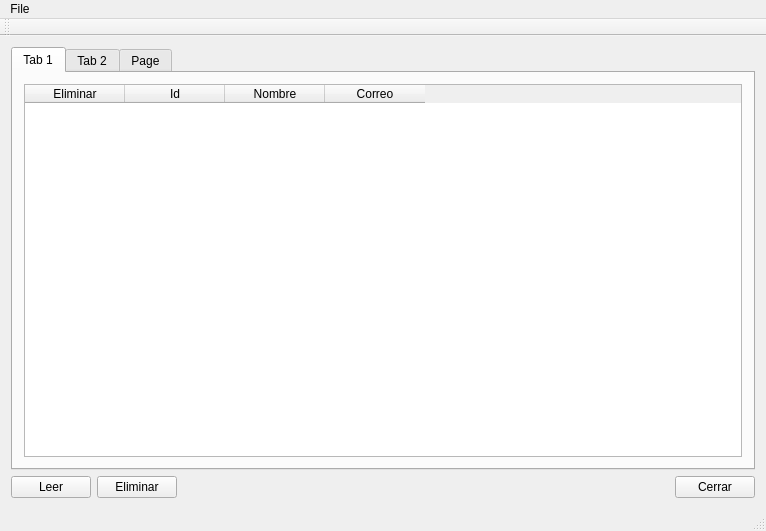
Qt form mainwindow.ui (MatamorosF3/RecordsFiles) before a commit.
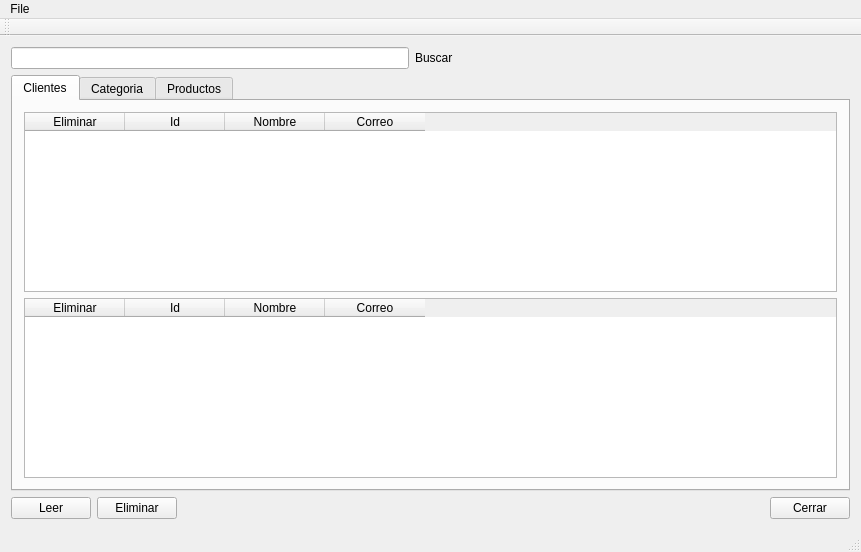
The same form after that commit. The open tabs and pages were chosen to show the change.

Patch:
```diff
--- a/mainwindow.ui
+++ b/mainwindow.ui
@@ -6,16 +6,43 @@
    <rect>
     <x>0</x>
     <y>0</y>
-    <width>766</width>
-    <height>531</height>
+    <width>861</width>
+    <height>552</height>
    </rect>
   </property>
   <property name="windowTitle">
    <string>MainWindow</string>
   </property>
   <widget class="QWidget" name="centralWidget">
-   <layout class="QGridLayout" name="gridLayout_4">
-    <item row="1" column="0">
+   <layout class="QGridLayout" name="gridLayout_3">
+    <item row="0" column="0">
+     <layout class="QHBoxLayout" name="horizontalLayout_2">
+      <item>
+       <widget class="QLineEdit" name="lineEdit_buscarCliente"/>
+      </item>
+      <item>
+       <widget class="QLabel" name="label">
+        <property name="text">
+         <string>Buscar</string>
+        </property>
+       </widget>
+      </item>
+      <item>
+       <spacer name="horizontalSpacer_2">
+        <property name="orientation">
+         <enum>Qt::Horizontal</enum>
+        </property>
+        <property name="sizeHint" stdset="0">
+         <size>
+          <width>228</width>
+          <height>20</height>
+         </size>
+        </property>
+       </spacer>
+      </item>
+     </layout>
+    </item>
+    <item row="2" column="0">
      <layout class="QHBoxLayout" name="horizontalLayout">
       <item>
        <widget class="QPushButton" name="pushButton_leer">
@@ -53,7 +80,7 @@
       </item>
      </layout>
     </item>
-    <item row="0" column="0">
+    <item row="1" column="0">
      <widget class="QTabWidget" name="tabWidget">
       <property name="styleSheet">
        <string notr="true"/>
@@ -63,11 +90,41 @@
       </property>
       <widget class="QWidget" name="Clientes">
        <attribute name="title">
-        <string>Tab 1</string>
+        <string>Clientes</string>
        </attribute>
-       <layout class="QGridLayout" name="gridLayout_3">
+       <layout class="QGridLayout" name="gridLayout_4">
         <item row="0" column="0">
          <widget class="QTableWidget" name="tableWidget">
+          <attribute name="horizontalHeaderCascadingSectionResizes">
+           <bool>false</bool>
+          </attribute>
+          <attribute name="verticalHeaderCascadingSectionResizes">
+           <bool>false</bool>
+          </attribute>
+          <column>
+           <property name="text">
+            <string>Eliminar</string>
+           </property>
+          </column>
+          <column>
+           <property name="text">
+            <string>Id</string>
+           </property>
+          </column>
+          <column>
+           <property name="text">
+            <string>Nombre</string>
+           </property>
+          </column>
+          <column>
+           <property name="text">
+            <string>Correo</string>
+           </property>
+          </column>
+         </widget>
+        </item>
+        <item row="1" column="0">
+         <widget class="QTableWidget" name="tableWidget_buscarCliente">
           <column>
            <property name="text">
             <string>Eliminar</string>
@@ -94,7 +151,7 @@
       </widget>
       <widget class="QWidget" name="Productos">
        <attribute name="title">
-        <string>Tab 2</string>
+        <string>Categoria</string>
        </attribute>
        <layout class="QGridLayout" name="gridLayout">
         <item row="0" column="0">
@@ -120,7 +177,7 @@
       </widget>
       <widget class="QWidget" name="tab">
        <attribute name="title">
-        <string>Page</string>
+        <string>Productos</string>
        </attribute>
        <layout class="QGridLayout" name="gridLayout_2">
         <item row="0" column="0">
@@ -163,7 +220,7 @@
     <rect>
      <x>0</x>
      <y>0</y>
-     <width>766</width>
+     <width>861</width>
      <height>21</height>
     </rect>
    </property>
```
Left out of the diff: 2 changed lines with no effect on the pictures.
